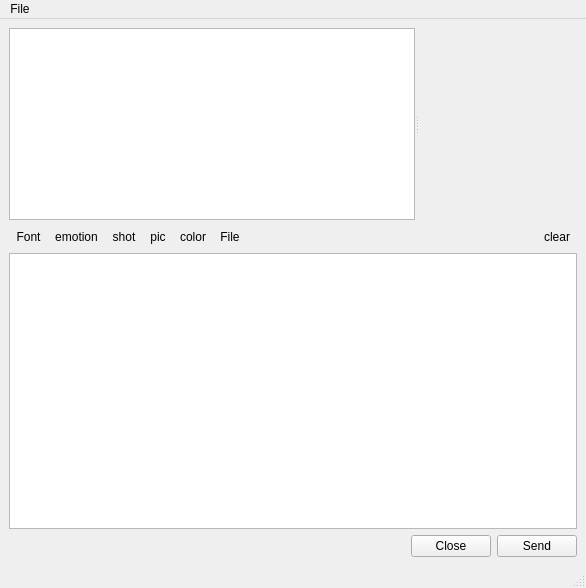
This is ServiceChat/chatwindow.ui in 124327288/ChatClient as Qt 5 draws it before an edit. The edited form follows.
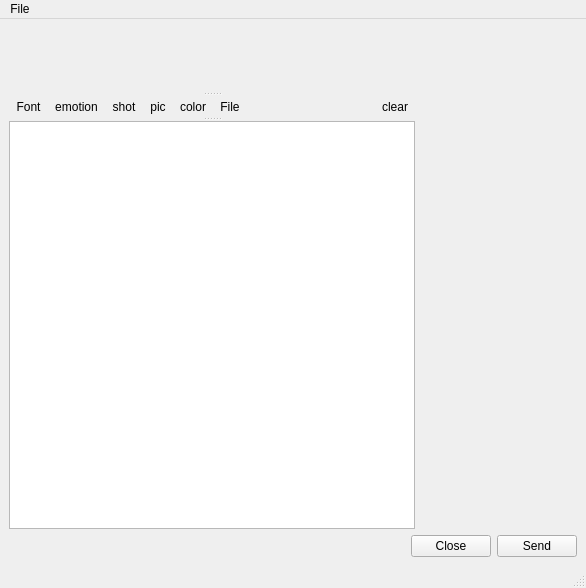
This is the edited form. Icons and pictures are not drawn.

Commit message:
增加显示表情功能
好事多磨

```diff
--- a/ServiceChat/chatwindow.ui
+++ b/ServiceChat/chatwindow.ui
@@ -18,17 +18,17 @@
     <item>
      <widget class="QSplitter" name="splitter">
       <property name="orientation">
-       <enum>Qt::Horizontal</enum>
+       <enum>Qt::Vertical</enum>
       </property>
-      <widget class="QTextBrowser" name="textBrowser"/>
       <widget class="QWidget" name="widget" native="true"/>
-     </widget>
-    </item>
-    <item>
+      <widget class="QWidget" name="layoutWidget">
      <layout class="QHBoxLayout" name="horizontalLayout">
       <property name="spacing">
        <number>0</number>
       </property>
+        <property name="sizeConstraint">
+         <enum>QLayout::SetFixedSize</enum>
+        </property>
       <item>
        <widget class="QToolButton" name="fontToolButton">
         <property name="toolTip">
@@ -201,9 +201,9 @@
        </widget>
       </item>
      </layout>
-    </item>
-    <item>
+      </widget>
      <widget class="QTextEdit" name="textEdit"/>
+     </widget>
     </item>
     <item>
      <layout class="QHBoxLayout" name="horizontalLayout_2">
```
Lines whose indentation alone changed are shown as unchanged. The commit also changes 2 other files.
